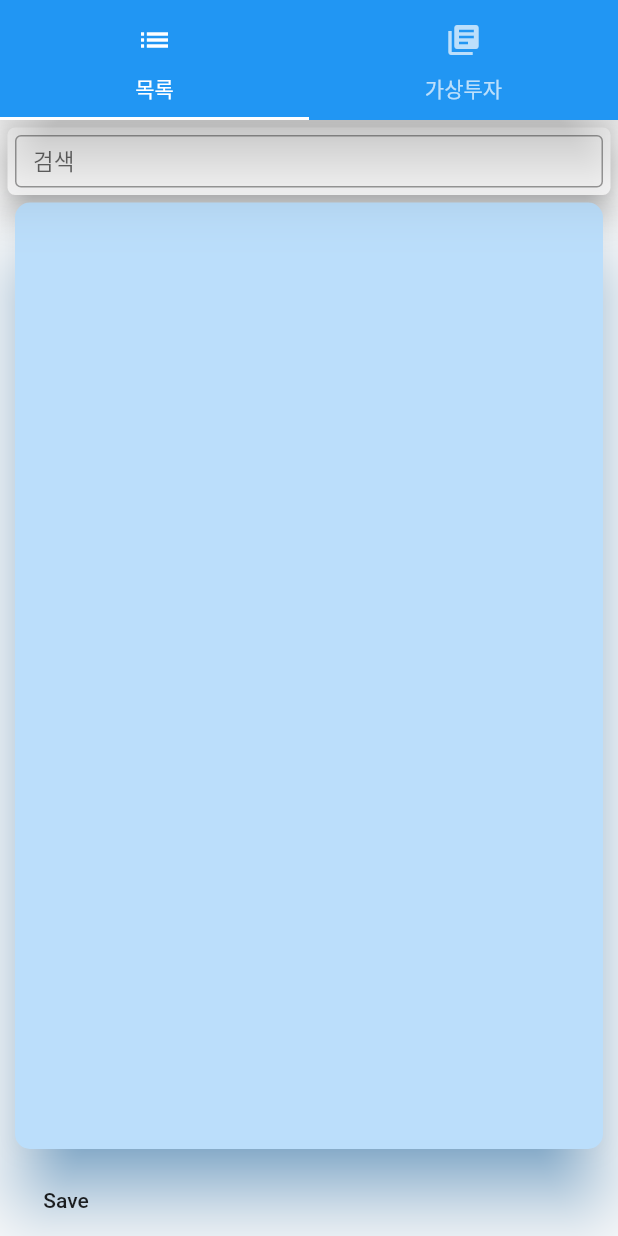
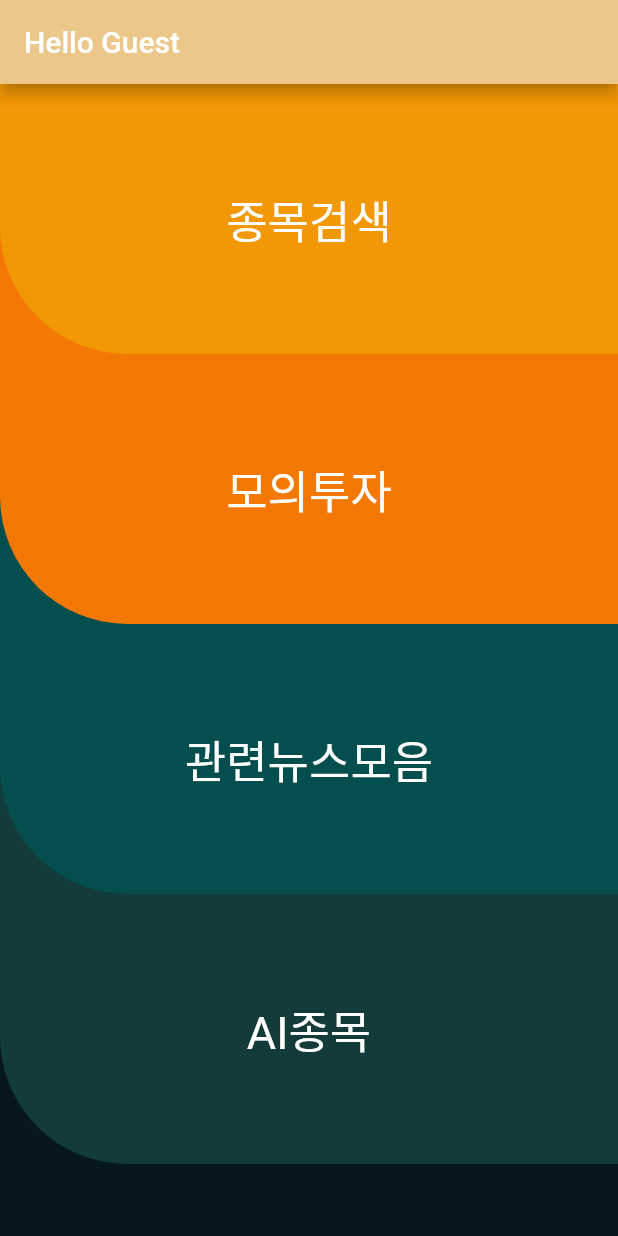
Before and after one commit to devballet/stock, a Flutter app: the screen it shows after launch, on a phone screen of 412 x 824 dp. Run offline on Flutter 3.47's test engine with Material 2 defaults, Android fonts, the phone set to English and light mode, and no system bars; our stand-ins replace flutter_slidable, google_fonts; Roboto replaces fonts that are missing (Jua).

Commit message:
Main Menu Change

```diff
--- a/lib/main.dart
+++ b/lib/main.dart
@@ -1,24 +1,132 @@
 import 'package:flutter/material.dart';
 import 'package:stock/stock/Practice.dart';
 import 'package:stock/stock/stock.dart';
-
-List<Color> themeColors = [
-  Color(0xfff39805),
-  Color(0xfff37806),
-  Color(0xff044f4d),
-  Color(0xff123b3a),
-];
+import 'package:stock/model/ManuDTO.dart';
 
 void main() {
-  runApp(MyApp());
+  runApp(
+    MaterialApp(
+      debugShowCheckedModeBanner: false,
+      initialRoute: '/',
+      routes: {
+        '/': (context) => Menu(),
+        '/search': (context) => Stock(),
+        '/virtualinvestment': (context) => Practice(),
+      },
+    ),
+  );
 }
+
+class Menu extends StatefulWidget {
+  Menu({Key key}) : super(key: key);
+
+  @override
+  _MenuState createState() => _MenuState();
+}
+
+class _MenuState extends State<Menu> {
+  List<MenuDTO> menu = [];
+  @override
+  void initState() {
+    menu = getMenuList();
+    super.initState();
+  }
+
+  @override
+  Widget build(BuildContext context) {
+    return Scaffold(
+      backgroundColor: Color(0xff06171e),
+      appBar: AppBar(
+        title: Text("Hello Guest"),
+        backgroundColor: Color(0xffecc78a),
+      ),
+      body: ListView.builder(
+        itemCount: menu.length,
+        itemBuilder: (context, index) {
+          return GestureDetector(
+            onTap: () {
+              Navigator.pushNamed(context, menu[index].url);
+            },
+            child: Container(
+              // This is the back container which will show next cell colour on the rounded edge
+              color: index + 1 < menu.length
+                  ? menu[index + 1]
+                      .color // get next row background as back container background
+                  : Colors
+                      .transparent, // Otherwise keep it transparent to prevent out of bounds error
+              child: Container(
+                height: 180,
+                decoration: new BoxDecoration(
+                  borderRadius:
+                      BorderRadius.only(bottomLeft: Radius.circular(85.0)),
+                  color: menu[index].color,
+                ),
+                child: Center(
+                  child: Text(
+                    menu[index].title,
+                    style: TextStyle(color: Colors.white, fontSize: 30),
+                  ),
+                ),
+              ),
+            ),
+          );
+        },
+      ),
+    );
+  }
+}
+
+// class roundListView extends StatelessWidget {
+//   const roundListView({Key key}) : super(key: key);
+
+//   @override
+//   Widget build(BuildContext context) {
+//     return Scaffold(
+//       backgroundColor: Color(0xff06171e),
+//       appBar: AppBar(
+//         title: Text("Hello"),
+//         backgroundColor: Color(0xffecc78a),
+//       ),
+//       body: ListView.builder(
+//         itemCount: themeColors.length,
+//         itemBuilder: (context, index) {
+//           return Container(
+//             // This is the back container which will show next cell colour on the rounded edge
+//             color: index + 1 < themeColors.length
+//                 ? themeColors[index +
+//                     1] // get next row background as back container background
+//                 : Colors
+//                     .transparent, // Otherwise keep it transparent to prevent out of bounds error
+//             child: Container(
+//               height: 180,
+//               decoration: new BoxDecoration(
+//                 borderRadius:
+//                     BorderRadius.only(bottomLeft: Radius.circular(85.0)),
+//                 color: themeColors[index],
+//               ),
+//               child: Center(
+//                 child: Text(
+//                   index.toString(),
+//                   style: TextStyle(color: Colors.white, fontSize: 50),
+//                 ),
+//               ),
+//             ),
+//           );
+//         },
+//       ),
+//     );
+//   }
+// }
 
 class MyApp extends StatelessWidget {
   @override
   Widget build(BuildContext context) {
     return MaterialApp(
       title: 'Flutter Demo',
-      color: Color(0xffecc78a),
+      theme: ThemeData(
+        primarySwatch: Colors.blue,
+        visualDensity: VisualDensity.adaptivePlatformDensity,
+      ),
       home: MyHomePage(title: 'Flutter Demo Home Page'),
     );
   }
--- /dev/null
+++ b/lib/model/ManuDTO.dart
@@ -0,0 +1,24 @@
+import 'dart:ui';
+
+class MenuDTO {
+  final Color color;
+  final String title;
+  final String url;
+
+  MenuDTO(this.color, this.title, this.url);
+}
+
+// List<Color> themeColors = [
+//   Color(0xfff39805),
+//   Color(0xfff37806),
+//   Color(0xff044f4d),
+//   Color(0xff123b3a),
+// ];
+List<MenuDTO> getMenuList() {
+  List<MenuDTO> list = [];
+  list.add(new MenuDTO(Color(0xfff39805), '종목검색', '/search'));
+  list.add(new MenuDTO(Color(0xfff37806), '모의투자', '/virtualinvestment'));
+  list.add(new MenuDTO(Color(0xff044f4d), '관련뉴스모음', '/issue'));
+  list.add(new MenuDTO(Color(0xff123b3a), 'AI종목', '/ai'));
+  return list;
+}
```
